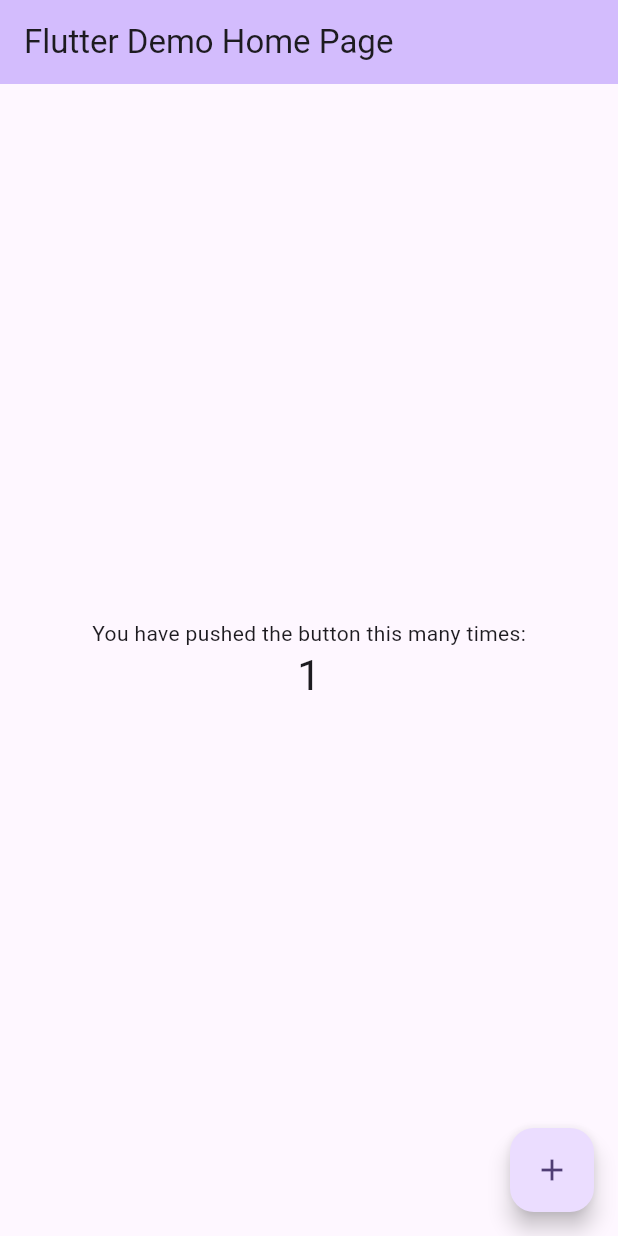
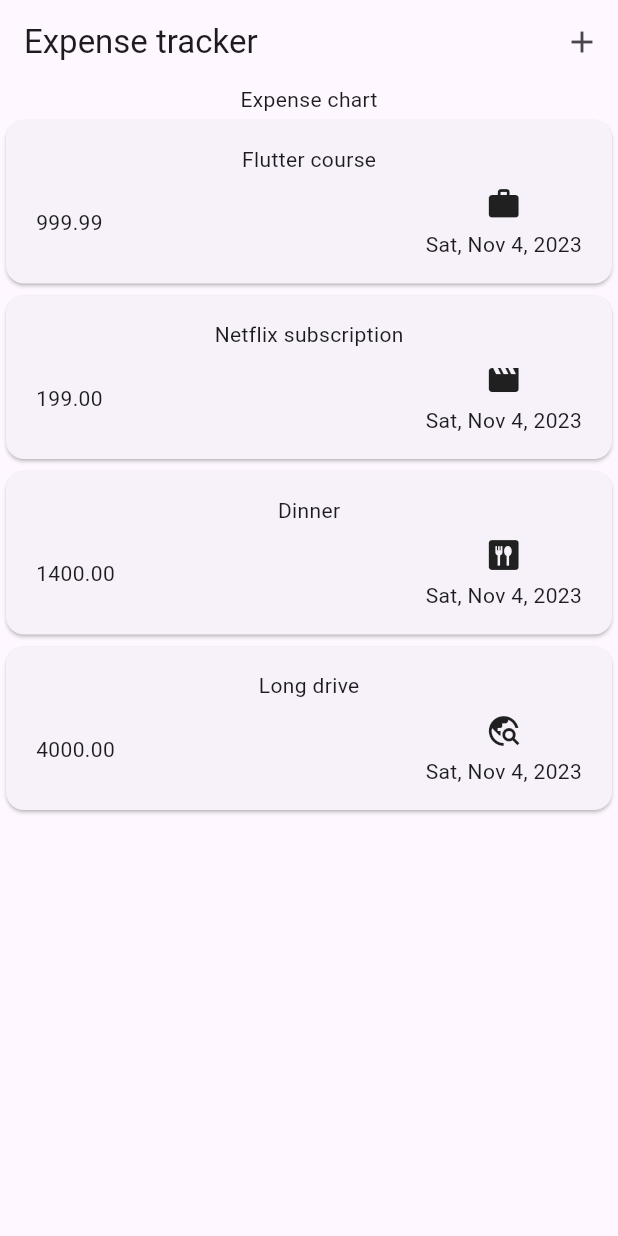
Before and after one commit to anasmohammad611/expense_tracker, a Flutter app: the screen it shows after launch, after a tap on the "add" icon, on a phone screen of 412 x 824 dp. Run offline on Flutter 3.47's test engine with Material 2 defaults, Android fonts, the phone set to English and light mode, and no system bars.

Commit message:
expenses list and item view along with tool bar has been created

```diff
--- a/lib/main.dart
+++ b/lib/main.dart
@@ -1,125 +1,10 @@
 import 'package:flutter/material.dart';
 
+import 'widget/expenses.dart';
+
 void main() {
-  runApp(const MyApp());
+  runApp(MaterialApp(
+    theme: ThemeData(useMaterial3: true),
+    home: const Expenses(),
+  ));
 }
-
-class MyApp extends StatelessWidget {
-  const MyApp({super.key});
-
-  // This widget is the root of your application.
-  @override
-  Widget build(BuildContext context) {
-    return MaterialApp(
-      title: 'Flutter Demo',
-      theme: ThemeData(
-        // This is the theme of your application.
-        //
-        // TRY THIS: Try running your application with "flutter run". You'll see
-        // the application has a blue toolbar. Then, without quitting the app,
-        // try changing the seedColor in the colorScheme below to Colors.green
-        // and then invoke "hot reload" (save your changes or press the "hot
-        // reload" button in a Flutter-supported IDE, or press "r" if you used
-        // the command line to start the app).
-        //
-        // Notice that the counter didn't reset back to zero; the application
-        // state is not lost during the reload. To reset the state, use hot
-        // restart instead.
-        //
-        // This works for code too, not just values: Most code changes can be
-        // tested with just a hot reload.
-        colorScheme: ColorScheme.fromSeed(seedColor: Colors.deepPurple),
-        useMaterial3: true,
-      ),
-      home: const MyHomePage(title: 'Flutter Demo Home Page'),
-    );
-  }
-}
-
-class MyHomePage extends StatefulWidget {
-  const MyHomePage({super.key, required this.title});
-
-  // This widget is the home page of your application. It is stateful, meaning
-  // that it has a State object (defined below) that contains fields that affect
-  // how it looks.
-
-  // This class is the configuration for the state. It holds the values (in this
-  // case the title) provided by the parent (in this case the App widget) and
-  // used by the build method of the State. Fields in a Widget subclass are
-  // always marked "final".
-
-  final String title;
-
-  @override
-  State<MyHomePage> createState() => _MyHomePageState();
-}
-
-class _MyHomePageState extends State<MyHomePage> {
-  int _counter = 0;
-
-  void _incrementCounter() {
-    setState(() {
-      // This call to setState tells the Flutter framework that something has
-      // changed in this State, which causes it to rerun the build method below
-      // so that the display can reflect the updated values. If we changed
-      // _counter without calling setState(), then the build method would not be
-      // called again, and so nothing would appear to happen.
-      _counter++;
-    });
-  }
-
-  @override
-  Widget build(BuildContext context) {
-    // This method is rerun every time setState is called, for instance as done
-    // by the _incrementCounter method above.
-    //
-    // The Flutter framework has been optimized to make rerunning build methods
-    // fast, so that you can just rebuild anything that needs updating rather
-    // than having to individually change instances of widgets.
-    return Scaffold(
-      appBar: AppBar(
-        // TRY THIS: Try changing the color here to a specific color (to
-        // Colors.amber, perhaps?) and trigger a hot reload to see the AppBar
-        // change color while the other colors stay the same.
-        backgroundColor: Theme.of(context).colorScheme.inversePrimary,
-        // Here we take the value from the MyHomePage object that was created by
-        // the App.build method, and use it to set our appbar title.
-        title: Text(widget.title),
-      ),
-      body: Center(
-        // Center is a layout widget. It takes a single child and positions it
-        // in the middle of the parent.
-        child: Column(
-          // Column is also a layout widget. It takes a list of children and
-          // arranges them vertically. By default, it sizes itself to fit its
-          // children horizontally, and tries to be as tall as its parent.
-          //
-          // Column has various properties to control how it sizes itself and
-          // how it positions its children. Here we use mainAxisAlignment to
-          // center the children vertically; the main axis here is the vertical
-          // axis because Columns are vertical (the cross axis would be
-          // horizontal).
-          //
-          // TRY THIS: Invoke "debug painting" (choose the "Toggle Debug Paint"
-          // action in the IDE, or press "p" in the console), to see the
-          // wireframe for each widget.
-          mainAxisAlignment: MainAxisAlignment.center,
-          children: <Widget>[
-            const Text(
-              'You have pushed the button this many times:',
-            ),
-            Text(
-              '$_counter',
-              style: Theme.of(context).textTheme.headlineMedium,
-            ),
-          ],
-        ),
-      ),
-      floatingActionButton: FloatingActionButton(
-        onPressed: _incrementCounter,
-        tooltip: 'Increment',
-        child: const Icon(Icons.add),
-      ), // This trailing comma makes auto-formatting nicer for build methods.
-    );
-  }
-}
--- /dev/null
+++ b/lib/model/expense.dart
@@ -0,0 +1,34 @@
+import 'package:flutter/material.dart';
+import 'package:intl/intl.dart';
+import 'package:uuid/uuid.dart';
+
+enum Category { food, leisure, travel, work }
+
+const categoryIcons = {
+  Category.food: Icons.dining,
+  Category.leisure: Icons.movie,
+  Category.travel: Icons.travel_explore,
+  Category.work: Icons.work
+};
+
+const uuid = Uuid();
+var formatter = DateFormat.yMMMEd();
+
+class Expense {
+  Expense({
+    required this.title,
+    required this.category,
+    required this.date,
+    required this.amount,
+  }) : id = uuid.v4();
+
+  final String id;
+  final String title;
+  final DateTime date;
+  final Category category;
+  final double amount;
+
+  String get formattedDate {
+    return formatter.format(date);
+  }
+}
--- /dev/null
+++ b/lib/widget/expenseList/expense_item.dart
@@ -0,0 +1,40 @@
+import 'package:expense_tracker/model/expense.dart';
+import 'package:flutter/material.dart';
+
+class ExpenseItem extends StatelessWidget {
+  const ExpenseItem({super.key, required this.expense});
+
+  final Expense expense;
+
+  @override
+  Widget build(BuildContext context) {
+    return Card(
+      child: Padding(
+        padding: const EdgeInsets.symmetric(horizontal: 20, vertical: 16),
+        child: Column(
+          children: [
+            Text(expense.title),
+            const SizedBox(
+              height: 8,
+            ),
+            Row(
+              children: [
+                Text(expense.amount.toStringAsFixed(2)),
+                const Spacer(),
+                Column(
+                  children: [
+                    Icon(categoryIcons[expense.category]),
+                    const SizedBox(
+                      height: 5,
+                    ),
+                    Text(expense.formattedDate),
+                  ],
+                )
+              ],
+            )
+          ],
+        ),
+      ),
+    );
+  }
+}
--- /dev/null
+++ b/lib/widget/expenseList/expenses_list.dart
@@ -0,0 +1,18 @@
+import 'package:expense_tracker/widget/expenseList/expense_item.dart';
+import 'package:flutter/material.dart';
+
+import '../../model/expense.dart';
+
+class ExpensesList extends StatelessWidget {
+  const ExpensesList({super.key, required this.expenses});
+
+  final List<Expense> expenses;
+
+  @override
+  Widget build(BuildContext context) {
+    return ListView.builder(
+      itemCount: expenses.length,
+      itemBuilder: (context, index) => ExpenseItem(expense: expenses[index]),
+    );
+  }
+}
--- /dev/null
+++ b/lib/widget/expenses.dart
@@ -0,0 +1,62 @@
+import 'package:expense_tracker/widget/expenseList/expenses_list.dart';
+import 'package:flutter/material.dart';
+
+import '../model/expense.dart';
+
+class Expenses extends StatefulWidget {
+  const Expenses({super.key});
+
+  @override
+  State<Expenses> createState() => _ExpensesState();
+}
+
+class _ExpensesState extends State<Expenses> {
+  final List<Expense> _registeredExpenses = [
+    Expense(
+      title: "Flutter course",
+      category: Category.work,
+      date: DateTime.now(),
+      amount: 999.99,
+    ),
+    Expense(
+      title: "Netflix subscription",
+      category: Category.leisure,
+      date: DateTime.now(),
+      amount: 199,
+    ),
+    Expense(
+      title: "Dinner",
+      category: Category.food,
+      date: DateTime.now(),
+      amount: 1400,
+    ),
+    Expense(
+      title: "Long drive",
+      category: Category.travel,
+      date: DateTime.now(),
+      amount: 4000,
+    )
+  ];
+
+  @override
+  Widget build(BuildContext context) {
+    return Scaffold(
+      appBar: AppBar(
+        title: const Text('Expense tracker'),
+        actions: [
+          IconButton(onPressed: () {}, icon: const Icon(Icons.add)),
+        ],
+      ),
+      body: Column(
+        children: [
+          const Text("Expense chart"),
+          Expanded(
+            child: ExpensesList(
+              expenses: _registeredExpenses,
+            ),
+          ),
+        ],
+      ),
+    );
+  }
+}
--- a/pubspec.yaml
+++ b/pubspec.yaml
@@ -35,6 +35,8 @@ dependencies:
   # The following adds the Cupertino Icons font to your application.
   # Use with the CupertinoIcons class for iOS style icons.
   cupertino_icons: ^1.0.2
+  uuid: ^4.1.0
+  intl: ^0.18.1
 
 dev_dependencies:
   flutter_test:
```
